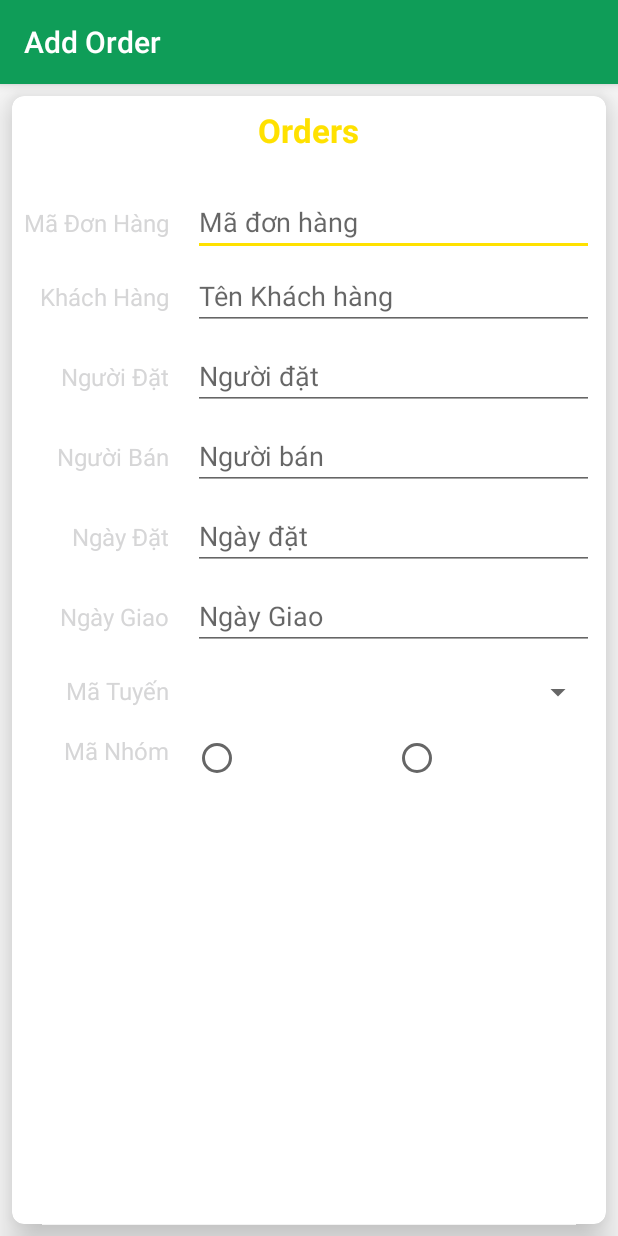
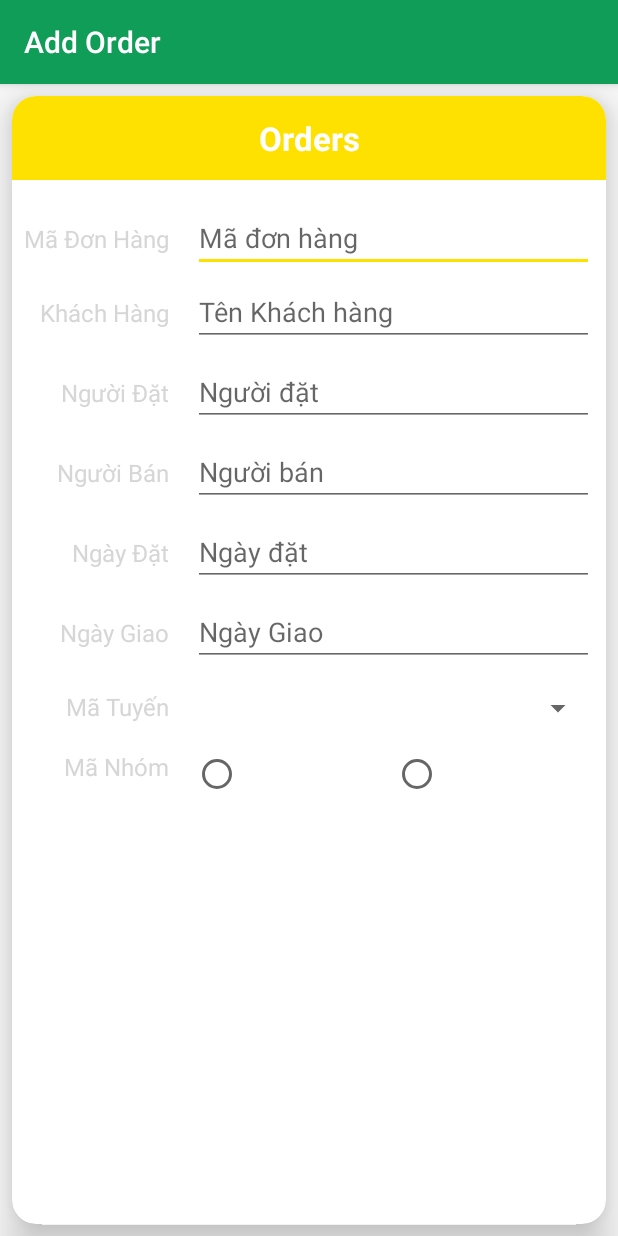
Before and after one commit to DucHanhVu/Produk, an Android app: the fragment AddOrderFragment shown on its own in the app's theme, on a phone screen of 412 x 824 dp. Run offline under Robolectric (Android 15) with nearby library versions, the phone set to English and light mode, and no system bars; our stand-ins replace ButterKnife; 5 statements that could not run were skipped.

Commit message:
Updated 28/5

```diff
--- /dev/null
+++ b/app/src/main/res/drawable/bkg_title.xml
@@ -0,0 +1,8 @@
+<?xml version="1.0" encoding="utf-8"?>
+<shape xmlns:android="http://schemas.android.com/apk/res/android"
+    android:shape="rectangle">
+    <solid android:color="@color/colorAccent"/>
+    <corners
+        android:topLeftRadius="@dimen/padding_16"
+        android:topRightRadius="@dimen/padding_16" />
+</shape>
--- a/app/src/main/res/layout/fragment_add_order.xml
+++ b/app/src/main/res/layout/fragment_add_order.xml
@@ -5,7 +5,7 @@
     android:layout_width="match_parent"
     android:layout_height="match_parent"
     android:layout_margin="@dimen/space_padding"
-    app:cardCornerRadius="@dimen/space_padding"
+    app:cardCornerRadius="@dimen/padding_16"
     app:cardElevation="@dimen/padding_16"
     tools:context=".fragments.order.AddOrderFragment">
 
@@ -16,12 +16,12 @@
 
         <TextView
             android:id="@+id/tv_order_title"
-            android:layout_width="wrap_content"
-            android:layout_height="wrap_content"
-            android:layout_gravity="center"
-            android:layout_margin="@dimen/space_padding"
+            android:layout_width="match_parent"
+            android:layout_height="56dp"
+            android:background="@drawable/bkg_title"
+            android:gravity="center"
             android:text="@string/title_orders"
-            android:textColor="@color/colorAccent"
+            android:textColor="@color/white"
             android:textSize="22sp"
             android:textStyle="bold" />
 
```
